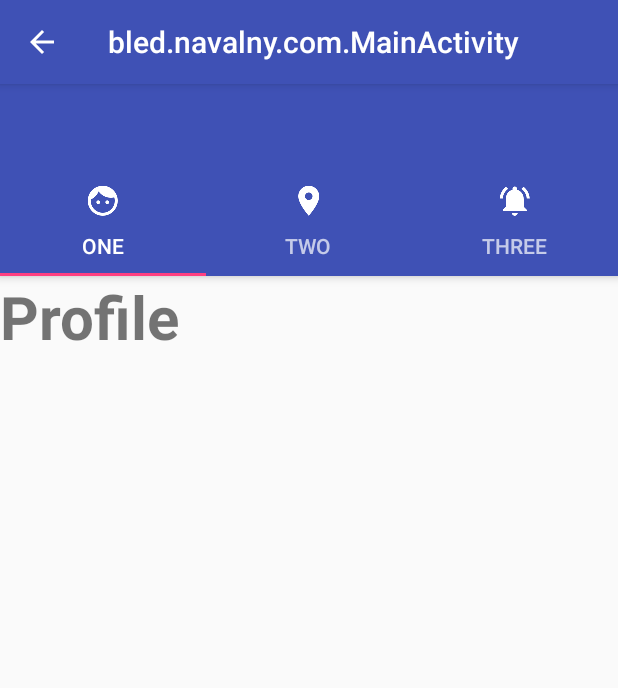
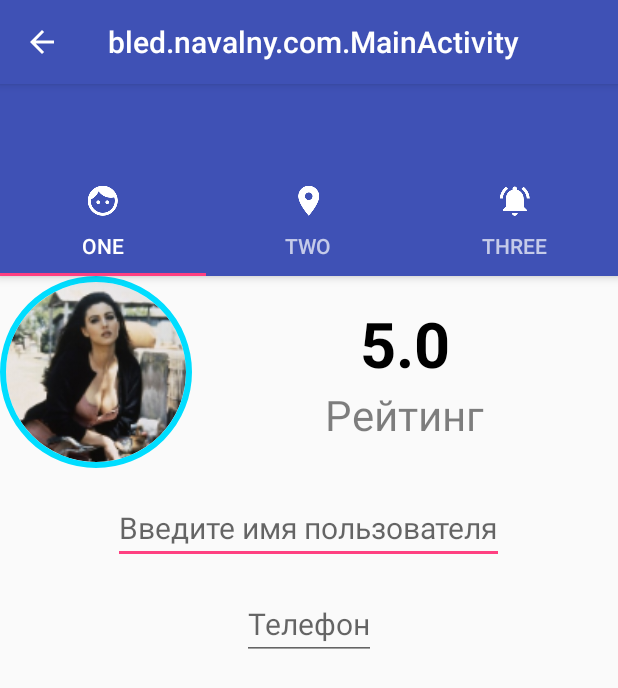
Before and after one commit to Svyatozar/Navalny.Pulse, an Android app: the screen it shows after launch (MainActivity), on a phone screen of 412 x 824 dp. Shown: the top 688 px of the screen. Run offline under Robolectric (Android 15) with nearby library versions, the phone set to English and light mode, and no system bars; our stand-ins replace CircleImageView; 1 statement that could not run was skipped.

Commit message:
Profile on process

```diff
--- a/app/build.gradle
+++ b/app/build.gradle
@@ -26,4 +26,6 @@ dependencies {
     compile 'com.android.support:design:26.+'
     testCompile 'junit:junit:4.12'
     compile 'com.google.android.gms:play-services-maps:11.0.4'
+    compile 'de.hdodenhof:circleimageview:2.1.0'
+    compile "ru.tinkoff.decoro:decoro:1.1.1"
 }
--- a/app/src/main/res/layout/fragment_profile.xml
+++ b/app/src/main/res/layout/fragment_profile.xml
@@ -2,18 +2,73 @@
     xmlns:tools="http://schemas.android.com/tools"
     android:layout_width="match_parent"
     android:layout_height="match_parent"
-    android:orientation="vertical">
+    xmlns:app="http://schemas.android.com/apk/res-auto"
+    android:orientation="vertical"
+    android:layout_margin="@dimen/activity_vertical_margin">
 
     <LinearLayout
+        android:id="@+id/headerLayout"
         android:layout_width="match_parent"
-        android:layout_height="wrap_content"></LinearLayout>
+        android:layout_height="wrap_content"
+        android:orientation="horizontal">
 
-    <TextView
+        <de.hdodenhof.circleimageview.CircleImageView
+            android:layout_width="128dp"
+            android:layout_height="128dp"
+            app:civ_border_width="4dp"
+            app:civ_border_color="@android:color/holo_blue_bright"
+            android:src="@drawable/belucchi"/>
+
+        <LinearLayout
+            android:layout_width="match_parent"
+            android:layout_height="wrap_content"
+            android:orientation="vertical"
+            android:layout_gravity="center">
+
+            <TextView
+                android:layout_width="wrap_content"
+                android:layout_height="wrap_content"
+                android:text="5.0"
+                android:fontFamily="sans-serif"
+                android:textColor="@android:color/black"
+                android:textSize="42sp"
+                android:textStyle="bold"
+                android:layout_gravity="center"/>
+
+            <TextView
+                android:layout_width="wrap_content"
+                android:layout_height="wrap_content"
+                android:text="Рейтинг"
+                android:fontFamily="sans-serif"
+                android:textColor="@android:color/black"
+                android:textSize="28sp"
+                android:textStyle="normal"
+                android:layout_gravity="center"
+                android:alpha="0.5"
+                />
+        </LinearLayout>
+
+    </LinearLayout>
+
+    <EditText
         android:layout_width="wrap_content"
         android:layout_height="wrap_content"
-        android:text="Profile"
-        android:textSize="40dp"
-        android:textStyle="bold"
-        android:layout_centerInParent="true"/>
+        android:fontFamily="sans-serif"
+        android:textSize="20sp"
+        android:hint="Введите имя пользователя"
+        android:layout_marginTop="@dimen/activity_horizontal_margin"
+        android:layout_gravity="center"/>
+
+    <EditText
+        android:id="@+id/phoneNumberLayout"
+        android:layout_width="wrap_content"
+        android:layout_height="wrap_content"
+        android:fontFamily="sans-serif"
+        android:textSize="20sp"
+        android:hint="Телефон"
+        android:layout_marginTop="@dimen/activity_horizontal_margin"
+        android:layout_gravity="center"/>
+
+
 
 </LinearLayout>
```
